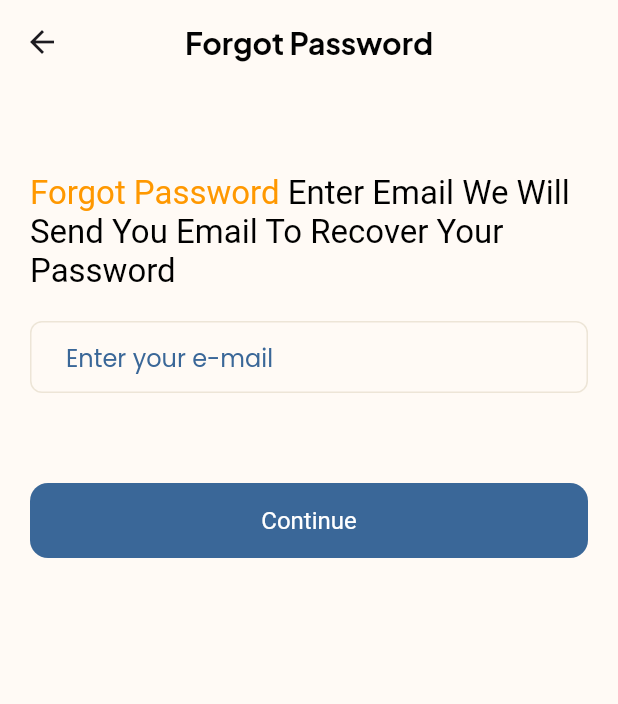
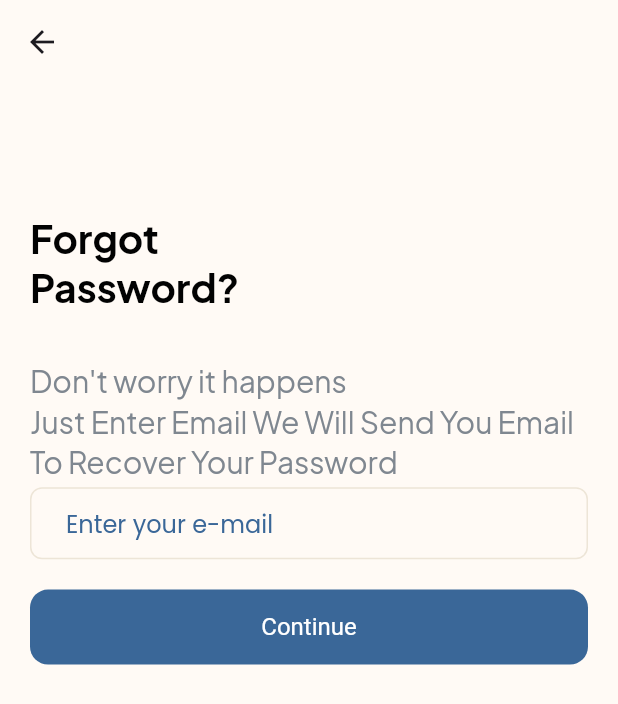
Before and after one commit to MudasirHussain72/Todo-App, a Flutter app: the ForgotPasswordView screen opened by its route, on a phone screen of 412 x 824 dp. Shown: the top 704 px of the screen. Run offline on Flutter 3.47's test engine with Material 3 defaults, Android fonts, the phone set to English and light mode, and no system bars; our stand-ins replace action_slider, another_flushbar, cached_network_image, cloud_firestore, firebase_auth, firebase_core and 5 more; missing offline and left inert: flex_color_picker; accounts and stored records are empty.

Commit message:
feat: animation added on forgot password view

```diff
--- /dev/null
+++ b/lib/view/forgot_password/forgot_password_button_widget.dart
@@ -0,0 +1,38 @@
+import 'package:flutter/material.dart';
+import 'package:provider/provider.dart';
+import 'package:todo_app/res/component/round_button.dart';
+import 'package:todo_app/utils/utils.dart';
+import 'package:todo_app/view_model/controller/forgot_password/forgot_password_controller.dart';
+
+class ForgotPasswordButtonWidget extends StatelessWidget {
+  final bool selected;
+  const ForgotPasswordButtonWidget({super.key, required this.selected});
+
+  @override
+  Widget build(BuildContext context) {
+    return AnimatedPositioned(
+      top: selected
+          ? MediaQuery.of(context).size.height * .40
+          : MediaQuery.of(context).size.height / .5,
+      right: 20,
+      left: 20,
+      duration: const Duration(seconds: 2),
+      curve: Curves.fastOutSlowIn,
+      child: Consumer<ForgotPasswordController>(
+          builder: (context, provider, child) {
+        return RoundButton(
+          title: 'Continue',
+          loading: provider.loading,
+          onPress: () {
+            if (provider.forgotPasswordEmailController.text.isEmpty) {
+              Utils.flushBarErrorMessage('Enter email', context);
+            } else {
+              provider.forgotPassword(context);
+            }
+          },
+          borderRadius: 12,
+        );
+      }),
+    );
+  }
+}
--- /dev/null
+++ b/lib/view/forgot_password/forgot_password_text_widget.dart
@@ -0,0 +1,39 @@
+import 'package:flutter/material.dart';
+
+class ForgotPasswordTextWidget extends StatelessWidget {
+  final bool selected;
+  const ForgotPasswordTextWidget({super.key, required this.selected});
+
+  @override
+  Widget build(BuildContext context) {
+    return AnimatedPositioned(
+        top: selected
+            ? MediaQuery.of(context).size.height * .10
+            : MediaQuery.of(context).size.height / 1.1,
+        // right: MediaQuery.of(context).size.width / 3,
+        duration: const Duration(seconds: 2),
+        curve: Curves.fastOutSlowIn,
+        child: Padding(
+          padding: const EdgeInsets.symmetric(horizontal: 20),
+          child: RichText(
+            text: TextSpan(
+              text: 'Forgot\nPassword?\n\n',
+              style: Theme.of(context)
+                  .textTheme
+                  .headlineLarge!
+                  .copyWith(fontSize: 26),
+              children: <TextSpan>[
+                TextSpan(
+                  text:
+                      'Don\'t worry it happens\nJust Enter Email We Will Send You Email\nTo Recover Your Password',
+                  style: Theme.of(context)
+                      .textTheme
+                      .headlineSmall!
+                      .copyWith(fontSize: 20),
+                ),
+              ],
+            ),
+          ),
+        ));
+  }
+}
--- a/lib/view/forgot_password/forgot_password_view.dart
+++ b/lib/view/forgot_password/forgot_password_view.dart
@@ -1,9 +1,7 @@
 import 'package:flutter/material.dart';
-import 'package:provider/provider.dart';
-import 'package:todo_app/res/component/round_button.dart';
-import 'package:todo_app/utils/utils.dart';
+import 'package:todo_app/view/forgot_password/forgot_password_button_widget.dart';
+import 'package:todo_app/view/forgot_password/forgot_password_text_widget.dart';
 import 'package:todo_app/view/forgot_password/widgets/forgot_password_email.dart';
-import 'package:todo_app/view_model/controller/forgot_password/forgot_password_controller.dart';
 
 class ForgotPasswordView extends StatefulWidget {
   const ForgotPasswordView({super.key});
@@ -13,55 +11,32 @@ class ForgotPasswordView extends StatefulWidget {
 }
 
 class _ForgotPasswordViewState extends State<ForgotPasswordView> {
+  bool isAnimationStart = false;
+  @override
+  void initState() {
+    super.initState();
+    WidgetsBinding.instance.addPostFrameCallback((_) {
+      setState(() => isAnimationStart = true);
+    });
+  }
+
   @override
   Widget build(BuildContext context) {
+    var width = MediaQuery.of(context).size.width * 1;
+    var height = MediaQuery.of(context).size.height * .8;
     return Scaffold(
-      appBar: AppBar(
-        title: const Text('Forgot Password'),
-      ),
-      body: Padding(
-        padding: const EdgeInsets.symmetric(horizontal: 20),
-        child: SingleChildScrollView(
-          child: Column(
-            mainAxisAlignment: MainAxisAlignment.start,
-            crossAxisAlignment: CrossAxisAlignment.start,
+      appBar: AppBar(),
+      body: SingleChildScrollView(
+        physics: const BouncingScrollPhysics(
+            parent: AlwaysScrollableScrollPhysics()),
+        child: SizedBox(
+          width: width,
+          height: height,
+          child: Stack(
             children: [
-              const SizedBox(height: 60),
-              RichText(
-                text: TextSpan(
-                  text: 'Forgot Password',
-                  style: Theme.of(context)
-                      .textTheme
-                      .displayMedium!
-                      .copyWith(color: Colors.orange, fontSize: 22),
-                  children: <TextSpan>[
-                    TextSpan(
-                        text:
-                            ' Enter Email We Will Send You Email To Recover Your Password',
-                        style: Theme.of(context)
-                            .textTheme
-                            .displayMedium!
-                            .copyWith(color: Colors.black, fontSize: 22)),
-                  ],
-                ),
-              ),
-              const SizedBox(height: 20),
-              const ForgotPasswordEmailInputTextFiled(),
-              const SizedBox(height: 50),
-              Consumer<ForgotPasswordController>(builder: (context, provider, child) {
-                return RoundButton(
-                  title: 'Continue',
-                  loading: provider.loading,
-                  onPress: () {
-                    if (provider.forgotPasswordEmailController.text.isEmpty) {
-                      Utils.flushBarErrorMessage('Enter email', context);
-                    } else {
-                      provider.forgotPassword(context);
-                    }
-                  },
-                  borderRadius: 12,
-                );
-              })
+              ForgotPasswordTextWidget(selected: isAnimationStart),
+              ForgotPasswordEmailInputTextFiled(selected: isAnimationStart),
+              ForgotPasswordButtonWidget(selected: isAnimationStart)
             ],
           ),
         ),
--- a/lib/view/forgot_password/widgets/forgot_password_email.dart
+++ b/lib/view/forgot_password/widgets/forgot_password_email.dart
@@ -3,19 +3,22 @@ import 'package:provider/provider.dart';
 import 'package:todo_app/res/component/input_text_field.dart';
 import 'package:todo_app/view_model/controller/forgot_password/forgot_password_controller.dart';
 
-class ForgotPasswordEmailInputTextFiled extends StatefulWidget {
-  const ForgotPasswordEmailInputTextFiled({Key? key}) : super(key: key);
+class ForgotPasswordEmailInputTextFiled extends StatelessWidget {
+  final bool selected;
+  const ForgotPasswordEmailInputTextFiled({Key? key, required this.selected})
+      : super(key: key);
 
   @override
-  State<ForgotPasswordEmailInputTextFiled> createState() =>
-      _ForgotPasswordEmailInputTextFiledState();
-}
-
-class _ForgotPasswordEmailInputTextFiledState
-    extends State<ForgotPasswordEmailInputTextFiled> {
-  @override
   Widget build(BuildContext context) {
-    return Consumer<ForgotPasswordController>(
+    return AnimatedPositioned(
+        top: selected
+            ? MediaQuery.of(context).size.height * .32
+            : MediaQuery.of(context).size.height / .7,
+        right: 20,
+        left: 20,
+        duration: const Duration(seconds: 2),
+        curve: Curves.fastOutSlowIn,
+        child: Consumer<ForgotPasswordController>(
             builder: (context, provider, child) {
           return InputTextField(
             myController: provider.forgotPasswordEmailController,
@@ -27,6 +30,6 @@ class _ForgotPasswordEmailInputTextFiledState
               return null;
             },
           );
-    });
+        }));
   }
 }
```
Lines whose indentation alone changed are shown as unchanged.
